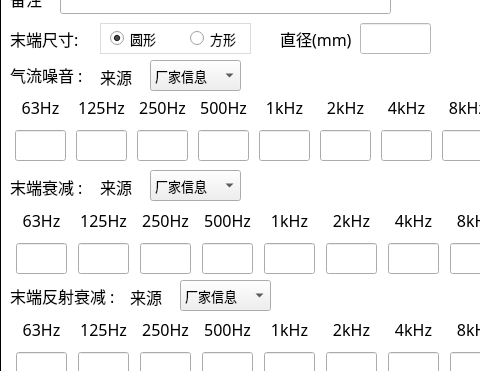
Qt form NoiseCalSoft/inputDialog/dialog_other_send_terminal.ui (haobana/NoiCal) before a commit; both pictures show x 0 to 480 and y 187 to 558 of the 611 by 851 pixel window.
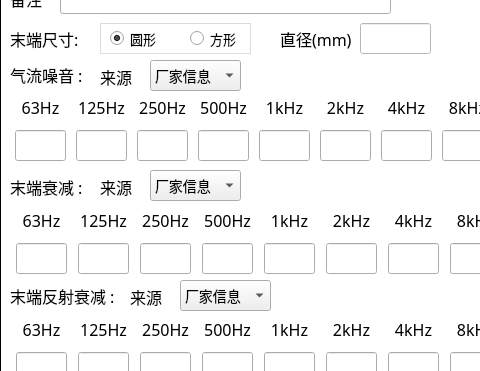
The same form after that commit. Icons and pictures are not drawn.

```diff
--- a/NoiseCalSoft/inputDialog/dialog_other_send_terminal.ui
+++ b/NoiseCalSoft/inputDialog/dialog_other_send_terminal.ui
@@ -21,14 +21,14 @@
 
 QLineEdit 
 {
-font-family: 'Microsoft YaHei';
+font-family: '黑体';
 font-size: 13px;
 }
 
 QComboBox
 {
-font-family: 'Microsoft YaHei';
-font-size: 13px;
+font-family: '黑体';
+font-size: 14px;
 }</string>
   </property>
   <widget class="QWidget" name="widget_disp_vent_terminal" native="true">
@@ -2112,7 +2112,7 @@
      </property>
      <property name="font">
       <font>
-       <family>Microsoft YaHei</family>
+       <family>黑体</family>
        <pointsize>-1</pointsize>
       </font>
      </property>
@@ -2138,7 +2138,7 @@
      </property>
      <property name="font">
       <font>
-       <family>Microsoft YaHei</family>
+       <family>黑体</family>
        <pointsize>-1</pointsize>
       </font>
      </property>
@@ -2164,7 +2164,7 @@
      </property>
      <property name="font">
       <font>
-       <family>Microsoft YaHei</family>
+       <family>黑体</family>
        <pointsize>-1</pointsize>
       </font>
      </property>
```
